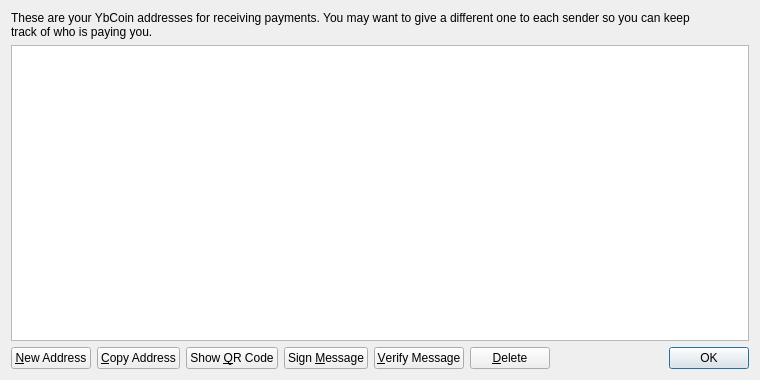
The window that src/qt/forms/addressbookpage.ui (ybcoin/ybcoin) describes before a commit, drawn with Qt 5.
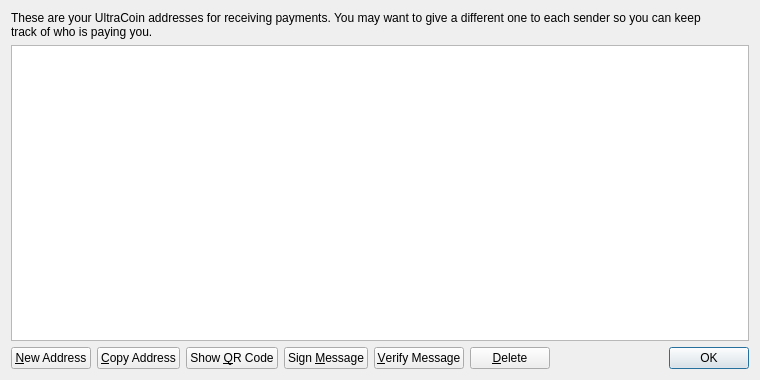
The same window after the commit. Icons and pictures are not drawn.

Diff of the .ui file:
```diff
--- a/src/qt/forms/addressbookpage.ui
+++ b/src/qt/forms/addressbookpage.ui
@@ -17,7 +17,7 @@
    <item>
     <widget class="QLabel" name="labelExplanation">
      <property name="text">
-      <string>These are your YbCoin addresses for receiving payments. You may want to give a different one to each sender so you can keep 
+      <string>These are your UltraCoin addresses for receiving payments. You may want to give a different one to each sender so you can keep 
 track of who is paying you.</string>
      </property>
      <property name="textFormat">
```
Left out of the diff: 4 changed lines with no effect on the pictures.
